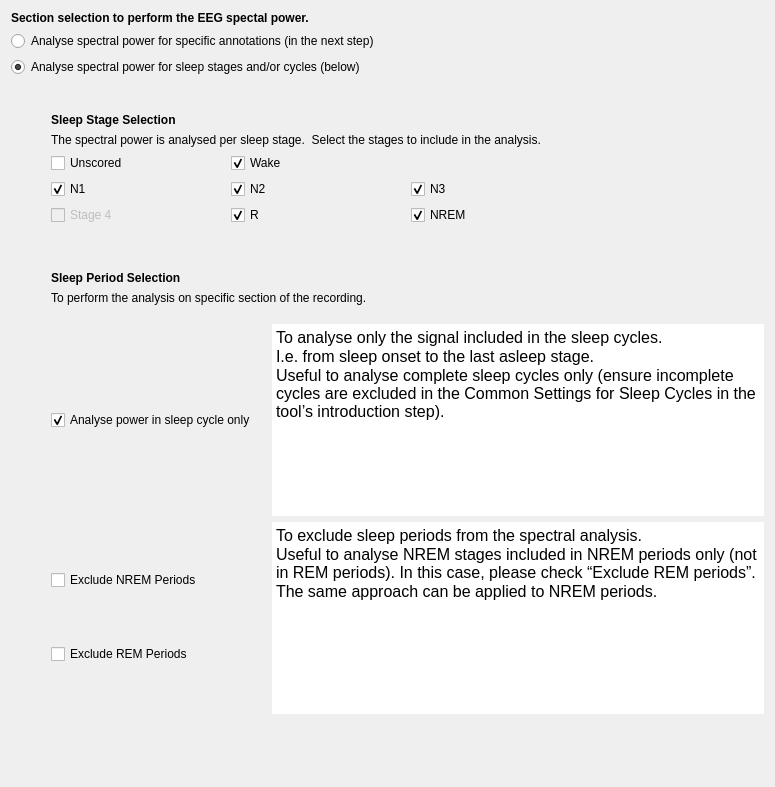
Above: tools/CEAMSTools/PowerSpectralAnalysis/SelectionStep/Ui_SelectionStep.ui from SnoozToolbox/snooz-package-ceams before the change. Below: the same form after it.
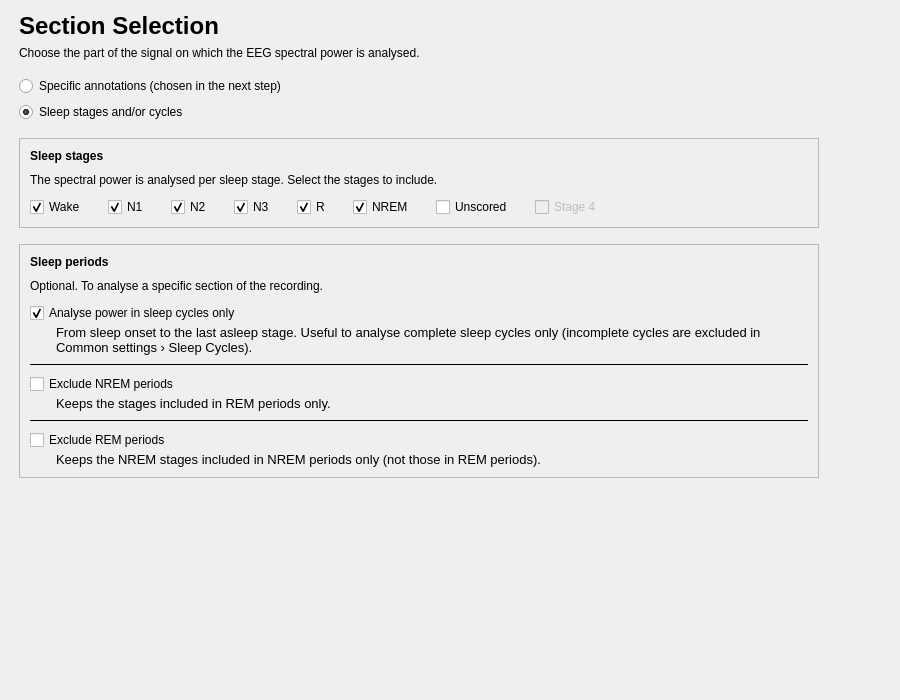
That is the form after the change.

Commit message: Analyze EEG Spectral Power: redesigned pages (tool 4.6.3, package 7.6.0)

Diff of the .ui file:
```diff
--- a/tools/CEAMSTools/PowerSpectralAnalysis/SelectionStep/Ui_SelectionStep.ui
+++ b/tools/CEAMSTools/PowerSpectralAnalysis/SelectionStep/Ui_SelectionStep.ui
@@ -6,166 +6,177 @@
    <rect>
     <x>0</x>
     <y>0</y>
-    <width>775</width>
-    <height>787</height>
+    <width>900</width>
+    <height>700</height>
    </rect>
   </property>
   <property name="windowTitle">
    <string/>
   </property>
-  <property name="toolTip">
-   <string/>
-  </property>
-  <layout class="QVBoxLayout" name="verticalLayout_4">
+  <layout class="QVBoxLayout" name="verticalLayout">
+   <property name="leftMargin">
+    <number>19</number>
+   </property>
+   <property name="topMargin">
+    <number>12</number>
+   </property>
+   <property name="rightMargin">
+    <number>19</number>
+   </property>
+   <property name="bottomMargin">
+    <number>12</number>
+   </property>
    <item>
-    <widget class="QLabel" name="label">
+    <layout class="QHBoxLayout" name="content_row" stretch="1,0">
+     <property name="leftMargin">
+      <number>0</number>
+     </property>
+     <property name="topMargin">
+      <number>0</number>
+     </property>
+     <property name="rightMargin">
+      <number>0</number>
+     </property>
+     <property name="bottomMargin">
+      <number>0</number>
+     </property>
+     <item>
+      <widget class="QWidget" name="content_widget" native="true">
+       <property name="maximumSize">
+        <size>
+         <width>800</width>
+         <height>16777215</height>
+        </size>
+       </property>
+       <layout class="QVBoxLayout" name="content_layout">
+        <property name="spacing">
+         <number>16</number>
+        </property>
+        <property name="leftMargin">
+         <number>0</number>
+        </property>
+        <property name="topMargin">
+         <number>0</number>
+        </property>
+        <property name="rightMargin">
+         <number>0</number>
+        </property>
+        <property name="bottomMargin">
+         <number>0</number>
+        </property>
+        <item>
+         <layout class="QVBoxLayout" name="header_layout">
+          <property name="spacing">
+           <number>6</number>
+          </property>
+          <item>
+           <widget class="QLabel" name="title_label">
      <property name="font">
       <font>
-       <italic>false</italic>
-       <bold>false</bold>
+              <pointsize>18</pointsize>
+              <bold>true</bold>
       </font>
      </property>
      <property name="text">
-      <string>&lt;html&gt;&lt;head/&gt;&lt;body&gt;&lt;p&gt;&lt;span style=&quot; font-weight:600;&quot;&gt;Section selection to perform the EEG spectal power. &lt;/span&gt;&lt;/p&gt;&lt;/body&gt;&lt;/html&gt;</string>
+             <string>Section Selection</string>
      </property>
     </widget>
    </item>
+          <item>
+           <widget class="QLabel" name="subtitle_label">
+            <property name="text">
+             <string>Choose the part of the signal on which the EEG spectral power is analysed.</string>
+            </property>
+            <property name="wordWrap">
+             <bool>true</bool>
+            </property>
+            <property name="variant" stdset="0">
+             <string notr="true">help</string>
+            </property>
+           </widget>
+          </item>
+         </layout>
+        </item>
+        <item>
+         <layout class="QVBoxLayout" name="section_layout">
+          <property name="spacing">
+           <number>6</number>
+          </property>
    <item>
     <widget class="QRadioButton" name="radioButton_annotations">
      <property name="text">
-      <string>Analyse spectral power for specific annotations (in the next step)</string>
+             <string>Specific annotations (chosen in the next step)</string>
      </property>
     </widget>
    </item>
    <item>
     <widget class="QRadioButton" name="radioButton_sleep">
      <property name="text">
-      <string>Analyse spectral power for sleep stages and/or cycles (below)</string>
+             <string>Sleep stages and/or cycles</string>
      </property>
      <property name="checked">
       <bool>true</bool>
      </property>
     </widget>
    </item>
+         </layout>
+        </item>
    <item>
-    <spacer name="verticalSpacer">
-     <property name="orientation">
-      <enum>Qt::Orientation::Vertical</enum>
-     </property>
-     <property name="sizeType">
-      <enum>QSizePolicy::Policy::Fixed</enum>
-     </property>
-     <property name="sizeHint" stdset="0">
-      <size>
-       <width>20</width>
-       <height>30</height>
-      </size>
-     </property>
-    </spacer>
-   </item>
-   <item>
-    <layout class="QHBoxLayout" name="horizontalLayout">
-     <item>
-      <spacer name="horizontalSpacer">
-       <property name="orientation">
-        <enum>Qt::Orientation::Horizontal</enum>
-       </property>
-       <property name="sizeType">
-        <enum>QSizePolicy::Policy::Minimum</enum>
-       </property>
-       <property name="sizeHint" stdset="0">
-        <size>
-         <width>40</width>
-         <height>20</height>
-        </size>
-       </property>
-      </spacer>
-     </item>
-     <item>
-      <layout class="QVBoxLayout" name="verticalLayout_3">
-       <item>
-        <layout class="QVBoxLayout" name="verticalLayout">
+         <widget class="QFrame" name="stages_card">
+          <property name="frameShape">
+           <enum>QFrame::Shape::StyledPanel</enum>
+          </property>
+          <property name="frameShadow">
+           <enum>QFrame::Shadow::Raised</enum>
+          </property>
+          <layout class="QVBoxLayout" name="stages_card_layout">
+           <property name="spacing">
+            <number>10</number>
+           </property>
+           <property name="leftMargin">
+            <number>10</number>
+           </property>
+           <property name="topMargin">
+            <number>10</number>
+           </property>
+           <property name="rightMargin">
+            <number>10</number>
+           </property>
+           <property name="bottomMargin">
+            <number>10</number>
+           </property>
          <item>
           <widget class="QLabel" name="label_5">
            <property name="font">
             <font>
-             <italic>false</italic>
-             <bold>false</bold>
+               <bold>true</bold>
             </font>
            </property>
            <property name="text">
-            <string>&lt;html&gt;&lt;head/&gt;&lt;body&gt;&lt;p&gt;&lt;span style=&quot; font-weight:600;&quot;&gt;Sleep Stage Selection&lt;/span&gt;&lt;/p&gt;&lt;/body&gt;&lt;/html&gt;</string>
+              <string>Sleep stages</string>
            </property>
           </widget>
          </item>
          <item>
           <widget class="QLabel" name="label_3">
            <property name="text">
-            <string>The spectral power is analysed per sleep stage.  Select the stages to include in the analysis.</string>
-           </property>
-          </widget>
-         </item>
-         <item>
-          <layout class="QGridLayout" name="gridLayout">
-           <item row="0" column="0">
-            <widget class="QCheckBox" name="unscored_checkBox">
-             <property name="minimumSize">
-              <size>
-               <width>70</width>
-               <height>0</height>
-              </size>
-             </property>
-             <property name="toolTip">
-              <string>Check to perform the PSA on signal unscored.  PSG recording without sleep staging will be marked &quot;unscored&quot;.</string>
-             </property>
-             <property name="text">
-              <string>Unscored</string>
-             </property>
-            </widget>
-           </item>
-           <item row="1" column="0">
-            <widget class="QCheckBox" name="n1_checkBox">
-             <property name="toolTip">
-              <string>Check to perform the PSA on signal scored N1.</string>
-             </property>
-             <property name="text">
-              <string>N1</string>
-             </property>
-             <property name="checked">
+              <string>The spectral power is analysed per sleep stage. Select the stages to include.</string>
+             </property>
+             <property name="wordWrap">
               <bool>true</bool>
              </property>
-            </widget>
-           </item>
-           <item row="2" column="1">
-            <widget class="QCheckBox" name="r_checkBox">
-             <property name="minimumSize">
-              <size>
-               <width>70</width>
-               <height>0</height>
-              </size>
+             <property name="variant" stdset="0">
+              <string notr="true">help</string>
              </property>
-             <property name="toolTip">
-              <string>Check to perform the PSA on signal scored R (rem).</string>
-             </property>
-             <property name="text">
-              <string>R</string>
-             </property>
-             <property name="checked">
-              <bool>true</bool>
-             </property>
             </widget>
            </item>
-           <item row="0" column="1">
+           <item>
+            <layout class="QHBoxLayout" name="stages_layout">
+             <property name="spacing">
+              <number>22</number>
+             </property>
+             <item>
             <widget class="QCheckBox" name="w_checkBox">
-             <property name="minimumSize">
-              <size>
-               <width>70</width>
-               <height>0</height>
-              </size>
-             </property>
-             <property name="toolTip">
-              <string>Check to perform the PSA on signal scored awake.</string>
-             </property>
              <property name="text">
               <string>Wake</string>
              </property>
@@ -174,36 +185,18 @@
              </property>
             </widget>
            </item>
-           <item row="1" column="2" colspan="2">
-            <widget class="QCheckBox" name="n3_checkBox">
-             <property name="minimumSize">
-              <size>
-               <width>70</width>
-               <height>0</height>
-              </size>
-             </property>
-             <property name="toolTip">
-              <string>Check to perform the PSA on signal scored N3.</string>
-             </property>
+             <item>
+              <widget class="QCheckBox" name="n1_checkBox">
              <property name="text">
-              <string>N3</string>
+                <string>N1</string>
              </property>
              <property name="checked">
               <bool>true</bool>
              </property>
             </widget>
            </item>
-           <item row="1" column="1">
+             <item>
             <widget class="QCheckBox" name="n2_checkBox">
-             <property name="minimumSize">
-              <size>
-               <width>70</width>
-               <height>0</height>
-              </size>
-             </property>
-             <property name="toolTip">
-              <string>Check to perform the PSA on signal scored N2.</string>
-             </property>
              <property name="text">
               <string>N2</string>
              </property>
@@ -212,7 +205,47 @@
              </property>
             </widget>
            </item>
-           <item row="2" column="0">
+             <item>
+              <widget class="QCheckBox" name="n3_checkBox">
+               <property name="text">
+                <string>N3</string>
+               </property>
+               <property name="checked">
+                <bool>true</bool>
+               </property>
+              </widget>
+             </item>
+             <item>
+              <widget class="QCheckBox" name="r_checkBox">
+               <property name="text">
+                <string>R</string>
+               </property>
+               <property name="checked">
+                <bool>true</bool>
+               </property>
+              </widget>
+             </item>
+             <item>
+              <widget class="QCheckBox" name="nrem_checkBox">
+               <property name="text">
+                <string>NREM</string>
+               </property>
+               <property name="checked">
+                <bool>true</bool>
+               </property>
+              </widget>
+             </item>
+             <item>
+              <widget class="QCheckBox" name="unscored_checkBox">
+               <property name="toolTip">
+                <string>Check to perform the power spectral analysis on signal unscored.  PSG recording without sleep staging will be marked "unscored".</string>
+               </property>
+               <property name="text">
+                <string>Unscored</string>
+               </property>
+              </widget>
+             </item>
+             <item>
             <widget class="QCheckBox" name="s4_checkBox">
              <property name="enabled">
               <bool>false</bool>
@@ -225,81 +258,84 @@
              </property>
             </widget>
            </item>
-           <item row="2" column="2" colspan="2">
-            <widget class="QCheckBox" name="nrem_checkBox">
-             <property name="minimumSize">
-              <size>
-               <width>70</width>
-               <height>0</height>
-              </size>
-             </property>
-             <property name="text">
-              <string>NREM</string>
-             </property>
-             <property name="checked">
-              <bool>true</bool>
-             </property>
-            </widget>
-           </item>
-          </layout>
-         </item>
-        </layout>
-       </item>
        <item>
-        <spacer name="verticalSpacer_7">
+              <spacer name="stages_spacer">
          <property name="orientation">
-          <enum>Qt::Orientation::Vertical</enum>
-         </property>
-         <property name="sizeType">
-          <enum>QSizePolicy::Policy::Fixed</enum>
+                <enum>Qt::Orientation::Horizontal</enum>
          </property>
          <property name="sizeHint" stdset="0">
           <size>
-           <width>20</width>
-           <height>40</height>
+                 <width>40</width>
+                 <height>20</height>
           </size>
          </property>
         </spacer>
        </item>
+            </layout>
+           </item>
+          </layout>
+         </widget>
+        </item>
+        <item>
+         <widget class="QFrame" name="periods_card">
+          <property name="frameShape">
+           <enum>QFrame::Shape::StyledPanel</enum>
+          </property>
+          <property name="frameShadow">
+           <enum>QFrame::Shadow::Raised</enum>
+          </property>
+          <layout class="QVBoxLayout" name="periods_card_layout">
+           <property name="spacing">
+            <number>10</number>
+           </property>
+           <property name="leftMargin">
+            <number>10</number>
+           </property>
+           <property name="topMargin">
+            <number>10</number>
+           </property>
+           <property name="rightMargin">
+            <number>10</number>
+           </property>
+           <property name="bottomMargin">
+            <number>10</number>
+           </property>
        <item>
         <widget class="QLabel" name="label_4">
          <property name="font">
           <font>
-           <italic>false</italic>
-           <bold>false</bold>
+               <bold>true</bold>
           </font>
          </property>
          <property name="text">
-          <string>&lt;html&gt;&lt;head/&gt;&lt;body&gt;&lt;p&gt;&lt;span style=&quot; font-weight:600;&quot;&gt;Sleep Period Selection&lt;/span&gt;&lt;/p&gt;&lt;/body&gt;&lt;/html&gt;</string>
+              <string>Sleep periods</string>
          </property>
         </widget>
        </item>
        <item>
         <widget class="QLabel" name="label_7">
          <property name="text">
-          <string>To perform the analysis on specific section of the recording.</string>
+              <string>Optional. To analyse a specific section of the recording.</string>
+             </property>
+             <property name="wordWrap">
+              <bool>true</bool>
+             </property>
+             <property name="variant" stdset="0">
+              <string notr="true">help</string>
          </property>
         </widget>
        </item>
        <item>
-        <spacer name="verticalSpacer_4">
-         <property name="orientation">
-          <enum>Qt::Orientation::Vertical</enum>
-         </property>
-         <property name="sizeType">
-          <enum>QSizePolicy::Policy::Fixed</enum>
-         </property>
-         <property name="sizeHint" stdset="0">
-          <size>
-           <width>20</width>
-           <height>13</height>
-          </size>
-         </property>
-        </spacer>
-       </item>
+            <layout class="QVBoxLayout" name="periods_layout">
+             <property name="spacing">
+              <number>8</number>
+             </property>
+             <item>
+              <layout class="QVBoxLayout" name="periods_layout_1_layout">
+               <property name="spacing">
+                <number>2</number>
+               </property>
        <item>
-        <layout class="QGridLayout" name="gridLayout_2">
-         <item row="0" column="0">
           <widget class="QCheckBox" name="in_cycle_checkBox">
            <property name="enabled">
             <bool>true</bool>
@@ -308,7 +344,10 @@
             <string>Check to perform the PSA only on the signal included in the sleep cycles i.e. from sleep onset to the last asleep stage.</string>
            </property>
            <property name="text">
-            <string>Analyse power in sleep cycle only   </string>
+                  <string>Analyse power in sleep cycles only</string>
+                 </property>
+                 <property name="enabled">
+                  <bool>true</bool>
            </property>
            <property name="checkable">
             <bool>true</bool>
@@ -318,10 +357,52 @@
            </property>
           </widget>
          </item>
-         <item row="1" column="0">
-          <layout class="QVBoxLayout" name="verticalLayout_2">
+               <item>
+                <widget class="QLabel" name="textEdit">
+                 <property name="font">
+                  <font>
+                   <pointsize>10</pointsize>
+                  </font>
+                 </property>
+                 <property name="text">
+                  <string>From sleep onset to the last asleep stage. Useful to analyse complete sleep cycles only (incomplete cycles are excluded in Common settings › Sleep Cycles).</string>
+                 </property>
+                 <property name="wordWrap">
+                  <bool>true</bool>
+                 </property>
+                 <property name="indent">
+                  <number>26</number>
+                 </property>
+                 <property name="variant" stdset="0">
+                  <string notr="true">help</string>
+                 </property>
+                </widget>
+               </item>
+              </layout>
+             </item>
+             <item>
+              <widget class="QFrame" name="periods_layout_line_1">
+               <property name="frameShape">
+                <enum>QFrame::Shape::HLine</enum>
+               </property>
+               <property name="frameShadow">
+                <enum>QFrame::Shadow::Plain</enum>
+               </property>
+              </widget>
+             </item>
+             <item>
+              <layout class="QVBoxLayout" name="periods_layout_2_layout">
+               <property name="spacing">
+                <number>2</number>
+               </property>
            <item>
             <widget class="QCheckBox" name="excl_nremp_checkBox">
+                 <property name="toolTip">
+                  <string>Check to exclude NREM periods from the power spectral analysis.</string>
+                 </property>
+                 <property name="text">
+                  <string>Exclude NREM periods</string>
+                 </property>
              <property name="minimumSize">
               <size>
                <width>0</width>
@@ -334,142 +415,114 @@
                <height>16777215</height>
               </size>
              </property>
-             <property name="toolTip">
-              <string>Check to exclude NREM periods from the Power Spectral Analysis.</string>
+                </widget>
+               </item>
+               <item>
+                <widget class="QLabel" name="excl_nremp_help_label">
+                 <property name="font">
+                  <font>
+                   <pointsize>10</pointsize>
+                  </font>
              </property>
              <property name="text">
-              <string>Exclude NREM Periods</string>
-             </property>
-            </widget>
-           </item>
+                  <string>Keeps the stages included in REM periods only.</string>
+                 </property>
+                 <property name="wordWrap">
+                  <bool>true</bool>
+                 </property>
+                 <property name="indent">
+                  <number>26</number>
+                 </property>
+                 <property name="variant" stdset="0">
+                  <string notr="true">help</string>
+                 </property>
+                </widget>
+               </item>
+              </layout>
+             </item>
+             <item>
+              <widget class="QFrame" name="periods_layout_line_2">
+               <property name="frameShape">
+                <enum>QFrame::Shape::HLine</enum>
+               </property>
+               <property name="frameShadow">
+                <enum>QFrame::Shadow::Plain</enum>
+               </property>
+              </widget>
+             </item>
+             <item>
+              <layout class="QVBoxLayout" name="periods_layout_3_layout">
+               <property name="spacing">
+                <number>2</number>
+               </property>
            <item>
             <widget class="QCheckBox" name="excl_remp_checkBox">
              <property name="toolTip">
               <string>Check to exclude REM periods from the Power Spectral Analysis.</string>
              </property>
              <property name="text">
-              <string>Exclude REM Periods</string>
+                  <string>Exclude REM periods</string>
              </property>
             </widget>
            </item>
-          </layout>
-         </item>
-         <item row="2" column="1">
-          <spacer name="verticalSpacer_2">
+               <item>
+                <widget class="QLabel" name="textEdit_2">
+                 <property name="font">
+                  <font>
+                   <pointsize>10</pointsize>
+                  </font>
+                 </property>
+                 <property name="text">
+                  <string>Keeps the NREM stages included in NREM periods only (not those in REM periods).</string>
+                 </property>
+                 <property name="wordWrap">
+                  <bool>true</bool>
+                 </property>
+                 <property name="indent">
+                  <number>26</number>
+                 </property>
+                 <property name="variant" stdset="0">
+                  <string notr="true">help</string>
+                 </property>
+                </widget>
+               </item>
+              </layout>
+             </item>
+            </layout>
+           </item>
+          </layout>
+         </widget>
+        </item>
+       </layout>
+      </widget>
+     </item>
+     <item>
+      <spacer name="content_spacer">
+       <property name="orientation">
+        <enum>Qt::Orientation::Horizontal</enum>
+       </property>
+       <property name="sizeHint" stdset="0">
+        <size>
+         <width>40</width>
+         <height>20</height>
+        </size>
+       </property>
+      </spacer>
+     </item>
+    </layout>
+   </item>
+   <item>
+    <spacer name="verticalSpacer">
            <property name="orientation">
             <enum>Qt::Orientation::Vertical</enum>
            </property>
            <property name="sizeHint" stdset="0">
             <size>
-             <width>20</width>
-             <height>40</height>
+       <width>40</width>
+       <height>20</height>
             </size>
            </property>
           </spacer>
-         </item>
-         <item row="0" column="1">
-          <widget class="QTextEdit" name="textEdit">
-           <property name="sizePolicy">
-            <sizepolicy hsizetype="Expanding" vsizetype="Preferred">
-             <horstretch>0</horstretch>
-             <verstretch>0</verstretch>
-            </sizepolicy>
-           </property>
-           <property name="minimumSize">
-            <size>
-             <width>0</width>
-             <height>0</height>
-            </size>
-           </property>
-           <property name="maximumSize">
-            <size>
-             <width>16777215</width>
-             <height>16777215</height>
-            </size>
-           </property>
-           <property name="frameShape">
-            <enum>QFrame::Shape::NoFrame</enum>
-           </property>
-           <property name="frameShadow">
-            <enum>QFrame::Shadow::Plain</enum>
-           </property>
-           <property name="lineWidth">
-            <number>0</number>
-           </property>
-           <property name="verticalScrollBarPolicy">
-            <enum>Qt::ScrollBarPolicy::ScrollBarAlwaysOff</enum>
-           </property>
-           <property name="horizontalScrollBarPolicy">
-            <enum>Qt::ScrollBarPolicy::ScrollBarAlwaysOff</enum>
-           </property>
-           <property name="readOnly">
-            <bool>true</bool>
-           </property>
-           <property name="html">
-            <string>&lt;!DOCTYPE HTML PUBLIC &quot;-//W3C//DTD HTML 4.0//EN&quot; &quot;http://www.w3.org/TR/REC-html40/strict.dtd&quot;&gt;
-&lt;html&gt;&lt;head&gt;&lt;meta name=&quot;qrichtext&quot; content=&quot;1&quot; /&gt;&lt;meta charset=&quot;utf-8&quot; /&gt;&lt;style type=&quot;text/css&quot;&gt;
-p, li { white-space: pre-wrap; }
-hr { height: 1px; border-width: 0; }
-li.unchecked::marker { content: &quot;\2610&quot;; }
-li.checked::marker { content: &quot;\2612&quot;; }
-&lt;/style&gt;&lt;/head&gt;&lt;body style=&quot; font-size:12pt; font-weight:400; font-style:normal;&quot;&gt;
-&lt;p style=&quot; margin-top:0px; margin-bottom:0px; margin-left:0px; margin-right:0px; -qt-block-indent:0; text-indent:0px;&quot;&gt;To analyse only the signal included in the sleep cycles.&lt;/p&gt;
-&lt;p style=&quot; margin-top:0px; margin-bottom:0px; margin-left:0px; margin-right:0px; -qt-block-indent:0; text-indent:0px;&quot;&gt;I.e. from sleep onset to the last asleep stage.&lt;/p&gt;
-&lt;p style=&quot; margin-top:0px; margin-bottom:0px; margin-left:0px; margin-right:0px; -qt-block-indent:0; text-indent:0px;&quot;&gt;Useful to analyse complete sleep cycles only (ensure incomplete cycles are excluded in the Common Settings for Sleep Cycles in the tool’s introduction step).&lt;/p&gt;&lt;/body&gt;&lt;/html&gt;</string>
-           </property>
-          </widget>
-         </item>
-         <item row="1" column="1">
-          <widget class="QTextEdit" name="textEdit_2">
-           <property name="sizePolicy">
-            <sizepolicy hsizetype="Expanding" vsizetype="Preferred">
-             <horstretch>0</horstretch>
-             <verstretch>0</verstretch>
-            </sizepolicy>
-           </property>
-           <property name="maximumSize">
-            <size>
-             <width>16777215</width>
-             <height>16777215</height>
-            </size>
-           </property>
-           <property name="frameShape">
-            <enum>QFrame::Shape::NoFrame</enum>
-           </property>
-           <property name="frameShadow">
-            <enum>QFrame::Shadow::Plain</enum>
-           </property>
-           <property name="lineWidth">
-            <number>0</number>
-           </property>
-           <property name="verticalScrollBarPolicy">
-            <enum>Qt::ScrollBarPolicy::ScrollBarAlwaysOff</enum>
-           </property>
-           <property name="horizontalScrollBarPolicy">
-            <enum>Qt::ScrollBarPolicy::ScrollBarAlwaysOff</enum>
-           </property>
-           <property name="readOnly">
-            <bool>true</bool>
-           </property>
-           <property name="html">
-            <string>&lt;!DOCTYPE HTML PUBLIC &quot;-//W3C//DTD HTML 4.0//EN&quot; &quot;http://www.w3.org/TR/REC-html40/strict.dtd&quot;&gt;
-&lt;html&gt;&lt;head&gt;&lt;meta name=&quot;qrichtext&quot; content=&quot;1&quot; /&gt;&lt;meta charset=&quot;utf-8&quot; /&gt;&lt;style type=&quot;text/css&quot;&gt;
-p, li { white-space: pre-wrap; }
-hr { height: 1px; border-width: 0; }
-li.unchecked::marker { content: &quot;\2610&quot;; }
-li.checked::marker { content: &quot;\2612&quot;; }
-&lt;/style&gt;&lt;/head&gt;&lt;body style=&quot; font-size:12pt; font-weight:400; font-style:normal;&quot;&gt;
-&lt;p style=&quot; margin-top:0px; margin-bottom:0px; margin-left:0px; margin-right:0px; -qt-block-indent:0; text-indent:0px;&quot;&gt;To exclude sleep periods from the spectral analysis.&lt;/p&gt;
-&lt;p style=&quot; margin-top:0px; margin-bottom:0px; margin-left:0px; margin-right:0px; -qt-block-indent:0; text-indent:0px;&quot;&gt;Useful to analyse NREM stages included in NREM periods only (not in REM periods). In this case, please check “Exclude REM periods”.&lt;/p&gt;
-&lt;p style=&quot; margin-top:0px; margin-bottom:0px; margin-left:0px; margin-right:0px; -qt-block-indent:0; text-indent:0px;&quot;&gt;The same approach can be applied to NREM periods.&lt;/p&gt;&lt;/body&gt;&lt;/html&gt;</string>
-           </property>
-          </widget>
-         </item>
-        </layout>
-       </item>
-      </layout>
-     </item>
-    </layout>
    </item>
   </layout>
  </widget>
```
Left out of the diff: 14 changed lines with no effect on the pictures. Lines whose indentation alone changed are shown as unchanged. The commit also changes 47 other files.
